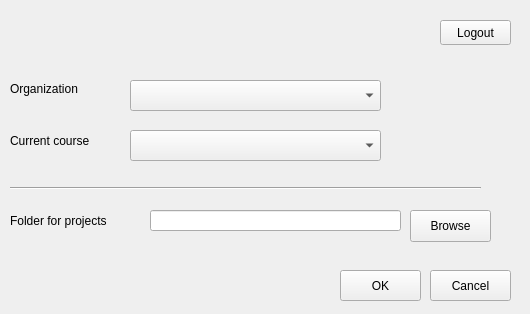
Old version of the form settings.ui in the repository TestMyQt/Qt-CreatorTMC.
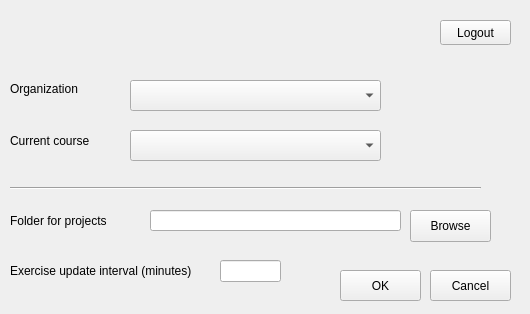
New version of the form.

Commit message: Add update interval in settings

Patch:
```diff
--- a/settings.ui
+++ b/settings.ui
@@ -166,6 +166,29 @@
     <string/>
    </property>
   </widget>
+  <widget class="QLineEdit" name="updateInterval">
+   <property name="geometry">
+    <rect>
+     <x>220</x>
+     <y>260</y>
+     <width>61</width>
+     <height>22</height>
+    </rect>
+   </property>
+  </widget>
+  <widget class="QLabel" name="updateIntervalLabel">
+   <property name="geometry">
+    <rect>
+     <x>10</x>
+     <y>260</y>
+     <width>201</width>
+     <height>21</height>
+    </rect>
+   </property>
+   <property name="text">
+    <string>Exercise update interval (minutes)</string>
+   </property>
+  </widget>
  </widget>
  <resources/>
  <connections/>
```
The commit also changes 5 other files.
